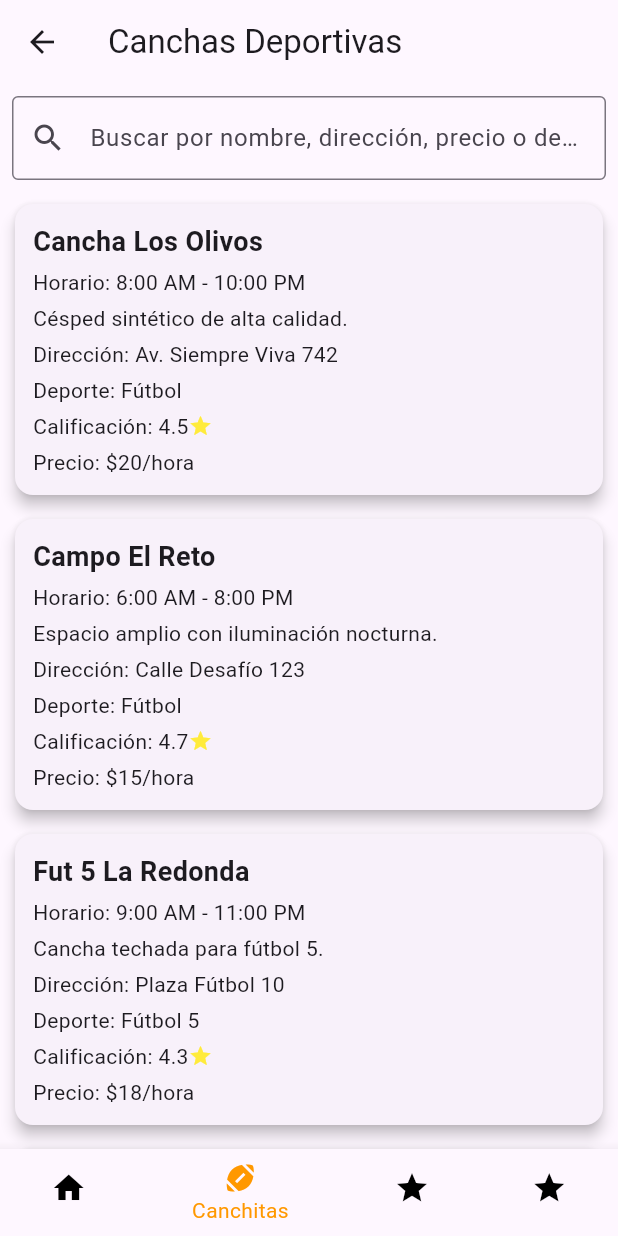
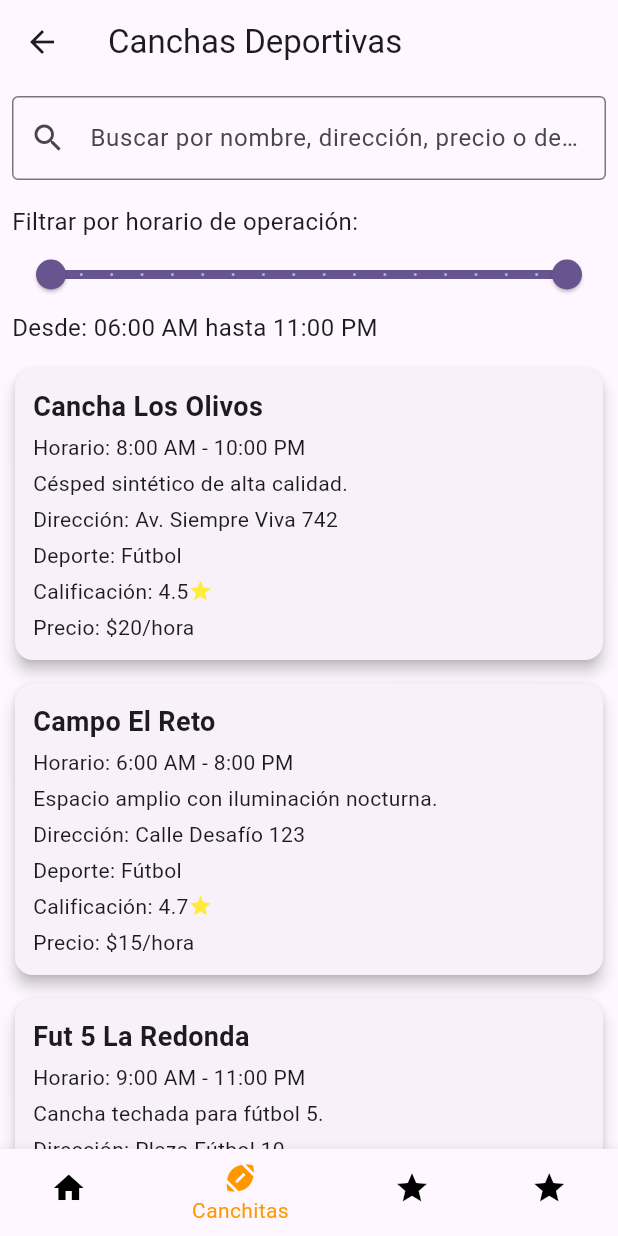
Before and after one commit to Canchitas5/Canchitas5, a Flutter app: the screen it shows after launch, on a phone screen of 412 x 824 dp. Run offline on Flutter 3.47's test engine with Material 3 defaults, Android fonts, the phone set to English and light mode, and no system bars.

Commit message:
Updated filter criteria

```diff
--- a/lib/screens/PlaygroundsScreen.dart
+++ b/lib/screens/PlaygroundsScreen.dart
@@ -102,15 +102,49 @@ class _PlaygroundsScreenState extends State<PlaygroundsScreen> {
   ];
 
   String searchQuery = '';
+  double startHour = 6.0;
+  double endHour = 23.0;
+
+  bool isWithinHours(String availableHours, double userStartHour, double userEndHour) {
+    final availableRange = availableHours.split(' - ');
+    final availableStart = _parseTime(availableRange[0]);
+    final availableEnd = _parseTime(availableRange[1]);
+
+    final availableStartMinutes = timeOfDayToMinutes(availableStart);
+    final availableEndMinutes = timeOfDayToMinutes(availableEnd);
+    final userStartMinutes = (userStartHour * 60).toInt();
+    final userEndMinutes = (userEndHour * 60).toInt();
+
+    return (userEndMinutes >= availableStartMinutes && userStartMinutes <= availableEndMinutes);
+  }
+
+  int timeOfDayToMinutes(TimeOfDay time) {
+    return time.hour * 60 + time.minute;
+  }
+
+  TimeOfDay _parseTime(String time) {
+    final format = time.contains('PM') && !time.contains('12') ? 12 : 0;
+    final timeParts = time.replaceAll(RegExp(r'[ AMPMam]'), '').split(':');
+    return TimeOfDay(
+        hour: int.parse(timeParts[0]) + format, minute: int.parse(timeParts[1]));
+  }
+
+  String formatHourLabel(double hour) {
+    int hours = hour.toInt();
+    String period = hours >= 12 ? 'PM' : 'AM';
+    hours = hours > 12 ? hours - 12 : hours;
+    return '${hours.toString().padLeft(2, '0')}:00 $period';
+  }
 
   @override
   Widget build(BuildContext context) {
     List<Map<String, dynamic>> filteredPlaygrounds = playgrounds
         .where((playground) =>
-    playground['name'].toLowerCase().contains(searchQuery.toLowerCase()) ||
+    (playground['name'].toLowerCase().contains(searchQuery.toLowerCase()) ||
         playground['address'].toLowerCase().contains(searchQuery.toLowerCase()) ||
         playground['price'].toLowerCase().contains(searchQuery.toLowerCase()) ||
-        playground['sport'].toLowerCase().contains(searchQuery.toLowerCase()))
+        playground['sport'].toLowerCase().contains(searchQuery.toLowerCase())) &&
+        isWithinHours(playground['hours'], startHour, endHour))
         .toList();
 
     return Scaffold(
@@ -134,6 +168,32 @@ class _PlaygroundsScreenState extends State<PlaygroundsScreen> {
               },
             ),
           ),
+          Padding(
+            padding: const EdgeInsets.all(8.0),
+            child: Column(
+              crossAxisAlignment: CrossAxisAlignment.start,
+              children: [
+                Text('Filtrar por horario de operación:', style: TextStyle(fontSize: 16)),
+                RangeSlider(
+                  values: RangeValues(startHour, endHour),
+                  min: 6.0,
+                  max: 23.0,
+                  divisions: 17, // Para representar las horas desde 6 AM hasta 11 PM
+                  labels: RangeLabels(formatHourLabel(startHour), formatHourLabel(endHour)),
+                  onChanged: (RangeValues values) {
+                    setState(() {
+                      startHour = values.start;
+                      endHour = values.end;
+                    });
+                  },
+                ),
+                Text(
+                  'Desde: ${formatHourLabel(startHour)} hasta ${formatHourLabel(endHour)}',
+                  style: TextStyle(fontSize: 16),
+                ),
+              ],
+            ),
+          ),
           Expanded(
             child: ListView.builder(
               itemCount: filteredPlaygrounds.length,
@@ -141,7 +201,7 @@ class _PlaygroundsScreenState extends State<PlaygroundsScreen> {
                 final playground = filteredPlaygrounds[index];
                 return GestureDetector(
                   onTap: () {
-                    // Acción cuando se selecciona una cancha
+                    // Acción al tocar un elemento de la lista
                   },
                   child: Card(
                     margin: EdgeInsets.symmetric(horizontal: 10, vertical: 8),
```
